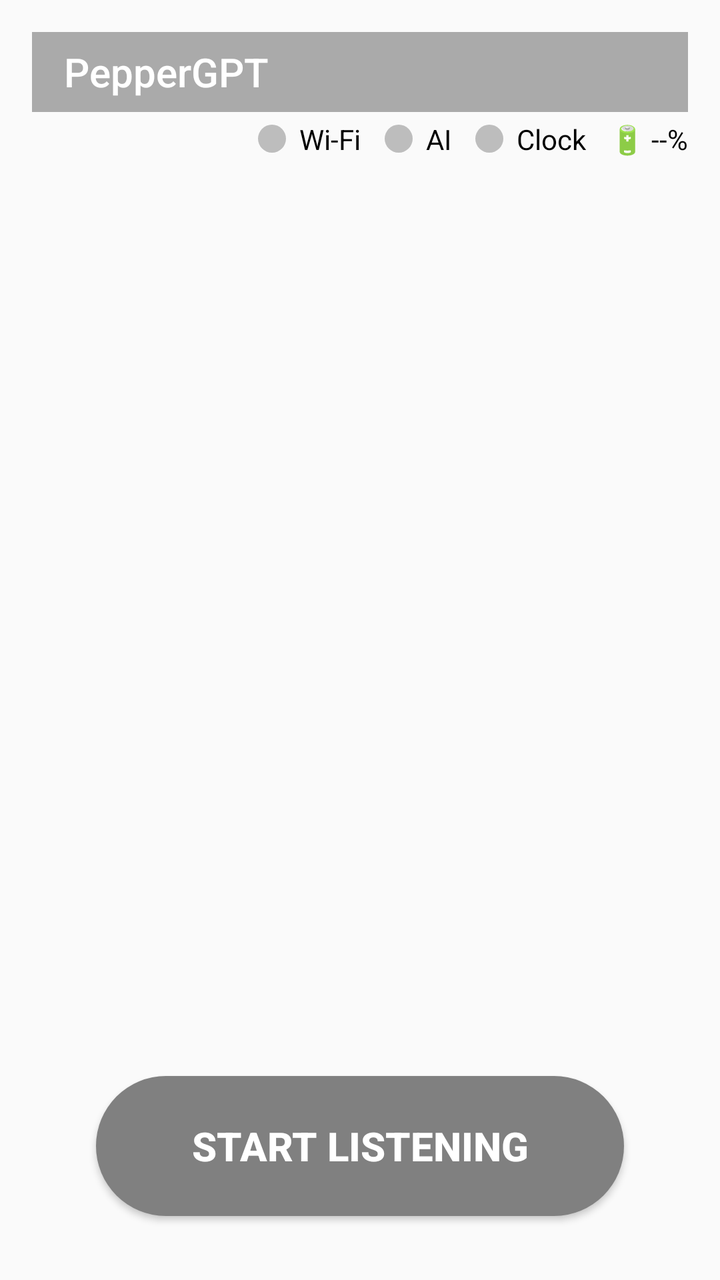
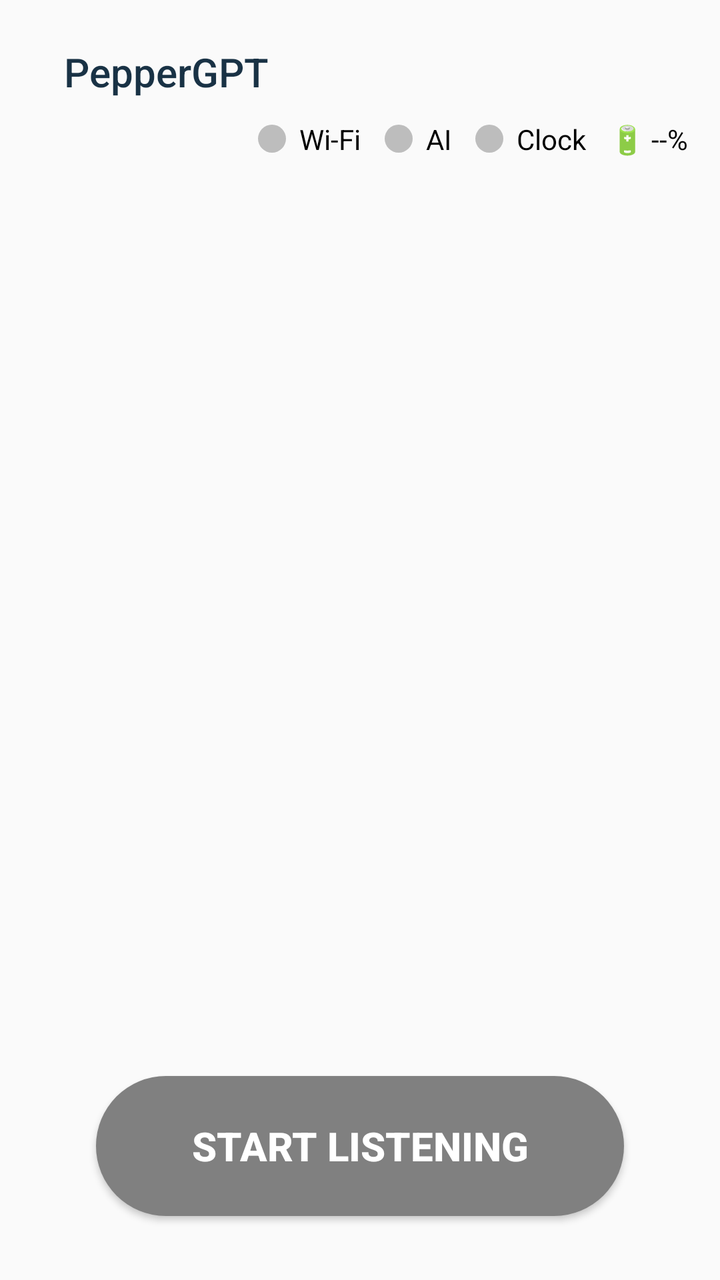

Screens rendered from an Android XML layout before and after an edit, with the pre-edit source and the edit as a unified diff.
<!-- AndroidManifest.xml: application theme AppTheme -->
<!-- res/layout/activity_main.xml -->
<?xml version="1.0" encoding="utf-8"?>
<LinearLayout xmlns:android="http://schemas.android.com/apk/res/android"
    xmlns:app="http://schemas.android.com/apk/res-auto"
    android:layout_width="match_parent"
    android:layout_height="match_parent"
    android:orientation="vertical"
    android:padding="16dp">

    <androidx.appcompat.widget.Toolbar
        android:id="@+id/toolbar"
        android:layout_width="match_parent"
        android:layout_height="40dp"
        android:background="@android:color/darker_gray"
        app:title="PepperGPT"
        app:titleTextColor="@android:color/white"
        app:popupTheme="@style/ThemeOverlay.AppCompat.Light"/>

    
    <LinearLayout
        android:id="@+id/statusRow"
        android:layout_width="match_parent"
        android:layout_height="wrap_content"
        android:orientation="horizontal"
        android:paddingTop="4dp"
        android:paddingBottom="4dp"
        android:gravity="end">

        
        <LinearLayout
            android:layout_width="wrap_content"
            android:layout_height="wrap_content"
            android:orientation="horizontal"
            android:gravity="center_vertical"
            android:paddingEnd="12dp">

            <ImageView
                android:id="@+id/wifiStatusIcon"
                android:layout_width="14dp"
                android:layout_height="14dp"
                android:contentDescription="Wi-Fi status"
                android:src="@drawable/circle_grey" />

            <TextView
                android:layout_width="wrap_content"
                android:layout_height="wrap_content"
                android:text="  Wi-Fi"
                android:textSize="14sp"
                android:textColor="@android:color/black"/>
        </LinearLayout>

        
        <LinearLayout
            android:layout_width="wrap_content"
            android:layout_height="wrap_content"
            android:orientation="horizontal"
            android:gravity="center_vertical"
            android:paddingEnd="12dp">

            <ImageView
                android:id="@+id/openaiStatusIcon"
                android:layout_width="14dp"
                android:layout_height="14dp"
                android:contentDescription="OpenAI status"
                android:src="@drawable/circle_grey" />

            <TextView
                android:layout_width="wrap_content"
                android:layout_height="wrap_content"
                android:text="  AI"
                android:textSize="14sp"
                android:textColor="@android:color/black"/>
        </LinearLayout>

        
        <LinearLayout
            android:layout_width="wrap_content"
            android:layout_height="wrap_content"
            android:orientation="horizontal"
            android:gravity="center_vertical">

            <ImageView
                android:id="@+id/clockStatusIcon"
                android:layout_width="14dp"
                android:layout_height="14dp"
                android:contentDescription="Clock status"
                android:src="@drawable/circle_grey" />

            <TextView
                android:layout_width="wrap_content"
                android:layout_height="wrap_content"
                android:text="  Clock"
                android:textSize="14sp"
                android:textColor="@android:color/black"/>
        </LinearLayout>

        
        <LinearLayout
            android:layout_width="wrap_content"
            android:layout_height="wrap_content"
            android:orientation="horizontal"
            android:gravity="center_vertical"
            android:paddingStart="12dp">

            <TextView
                android:id="@+id/batteryLevelText"
                android:layout_width="wrap_content"
                android:layout_height="wrap_content"
                android:text="🔋 --%"
                android:textSize="14sp"
                android:textColor="@android:color/black"/>
        </LinearLayout>


    </LinearLayout>

    <FrameLayout
        android:layout_width="match_parent"
        android:layout_height="0dp"
        android:layout_weight="1">

        
        <androidx.recyclerview.widget.RecyclerView
            android:id="@+id/conversation_recycler_view"
            android:layout_width="match_parent"
            android:layout_height="match_parent"
            android:scrollbars="vertical"
            android:clipToPadding="false"
            android:paddingBottom="16dp" />

        
        <ImageView
            android:id="@+id/viewfinder_overlay"
            android:layout_width="match_parent"
            android:layout_height="match_parent"
            android:background="@android:color/black"
            android:scaleType="centerCrop"
            android:visibility="gone"
            android:contentDescription="Camera feedback" />

        
        <TextView
            android:id="@+id/statusOverlayText"
            android:layout_width="wrap_content"
            android:layout_height="wrap_content"
            android:layout_gravity="center"
            android:text="Processing..."
            android:textSize="32sp"
            android:textStyle="bold"
            android:textColor="#FFFFFF"
            android:background="#80000000"
            android:padding="16dp"
            android:visibility="gone"
            android:elevation="10dp"/>
    </FrameLayout>

    
    <LinearLayout
        android:id="@+id/spinnerContainer"
        android:layout_width="wrap_content"
        android:layout_height="wrap_content"
        android:layout_gravity="center_horizontal"
        android:orientation="horizontal"
        android:gravity="center_vertical"
        android:visibility="gone"
        android:padding="8dp">

        <ProgressBar
            android:id="@+id/loadingSpinner"
            android:layout_width="32dp"
            android:layout_height="32dp"
            android:indeterminateTint="@android:color/darker_gray"
            style="@android:style/Widget.DeviceDefault.Light.ProgressBar" />

        <TextView
            android:id="@+id/thinkingLabel"
            android:layout_width="wrap_content"
            android:layout_height="wrap_content"
            android:text="Thinking..."
            android:textSize="16sp"
            android:textStyle="italic"
            android:paddingStart="8dp"
            android:textColor="@android:color/darker_gray" />

        <Button
            android:id="@+id/stopButton"
            android:layout_width="wrap_content"
            android:layout_height="36dp"
            android:layout_marginStart="8dp"
            android:background="@drawable/bg_rounded_button"
            android:backgroundTint="#FF4444"
            android:paddingStart="12dp"
            android:paddingEnd="12dp"
            android:text="Cancel"
            android:textColor="@android:color/white"
            android:textSize="12sp" />
    </LinearLayout>

    <Button
        android:id="@+id/listenToggleButton"
        android:layout_width="match_parent"
        android:layout_height="70dp"
        android:layout_marginStart="32dp"
        android:layout_marginEnd="32dp"
        android:layout_marginTop="16dp"
        android:layout_marginBottom="16dp"
        android:layout_gravity="center_horizontal"
        android:background="@drawable/bg_rounded_button"
        android:backgroundTint="#808080"
        android:text="Start Listening"
        android:textColor="@android:color/white"
        android:textSize="20sp"
        android:textStyle="bold"
        android:padding="8dp"/>

</LinearLayout>
<!-- resources referenced by this layout -->
<resources>
  <!-- drawable bg_rounded_button (drawable) -->
  <?xml version="1.0" encoding="utf-8"?>
  <shape xmlns:android="http://schemas.android.com/apk/res/android"
      android:shape="rectangle">
      <solid android:color="#00AACD"/> 
      <corners android:radius="100dp"/>
      <padding android:left="16dp" android:right="16dp" android:top="8dp" android:bottom="8dp"/>
  </shape>
  <!-- drawable circle_grey (drawable) -->
  <shape xmlns:android="http://schemas.android.com/apk/res/android" android:shape="oval">
      <size android:width="14dp" android:height="14dp"/>
      <solid android:color="#BDBDBD"/>
  </shape>
  <style name="AppTheme" parent="Theme.AppCompat.Light.NoActionBar">
          
      </style>
</resources>

<!-- the commit's change to res/layout/activity_main.xml (unified diff, before → after) -->
@@ -10,9 +10,9 @@
         android:id="@+id/toolbar"
         android:layout_width="match_parent"
         android:layout_height="40dp"
-        android:background="@android:color/darker_gray"
+        android:background="@android:color/transparent"
         app:title="PepperGPT"
-        app:titleTextColor="@android:color/white"
+        app:titleTextColor="#193245"
         app:popupTheme="@style/ThemeOverlay.AppCompat.Light"/>
 
     
